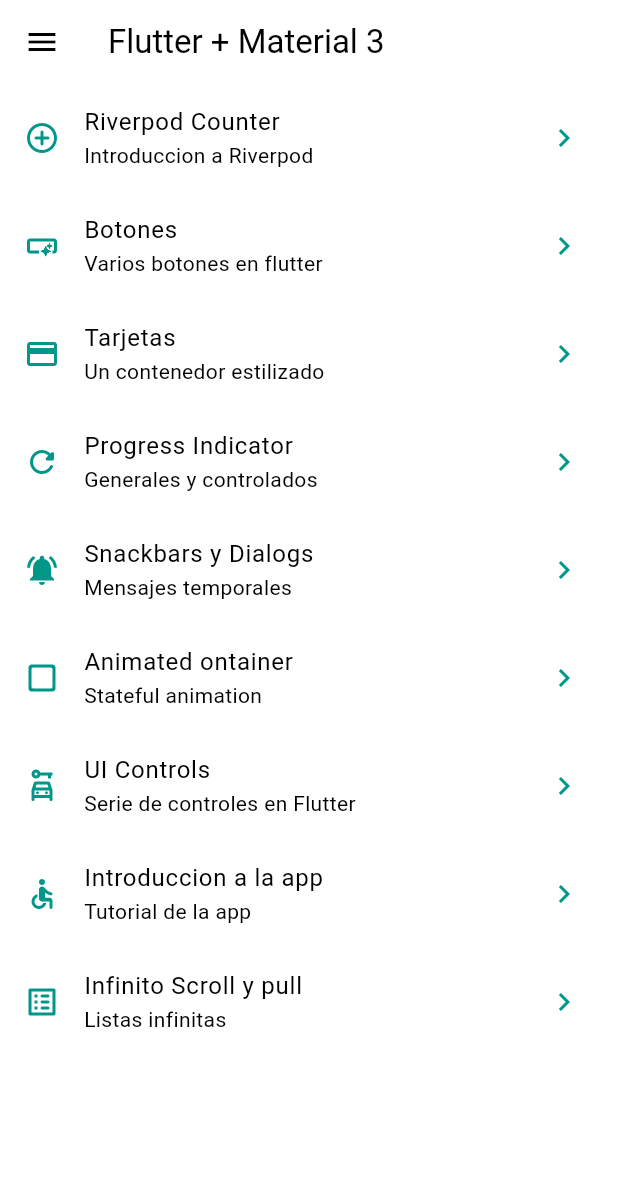
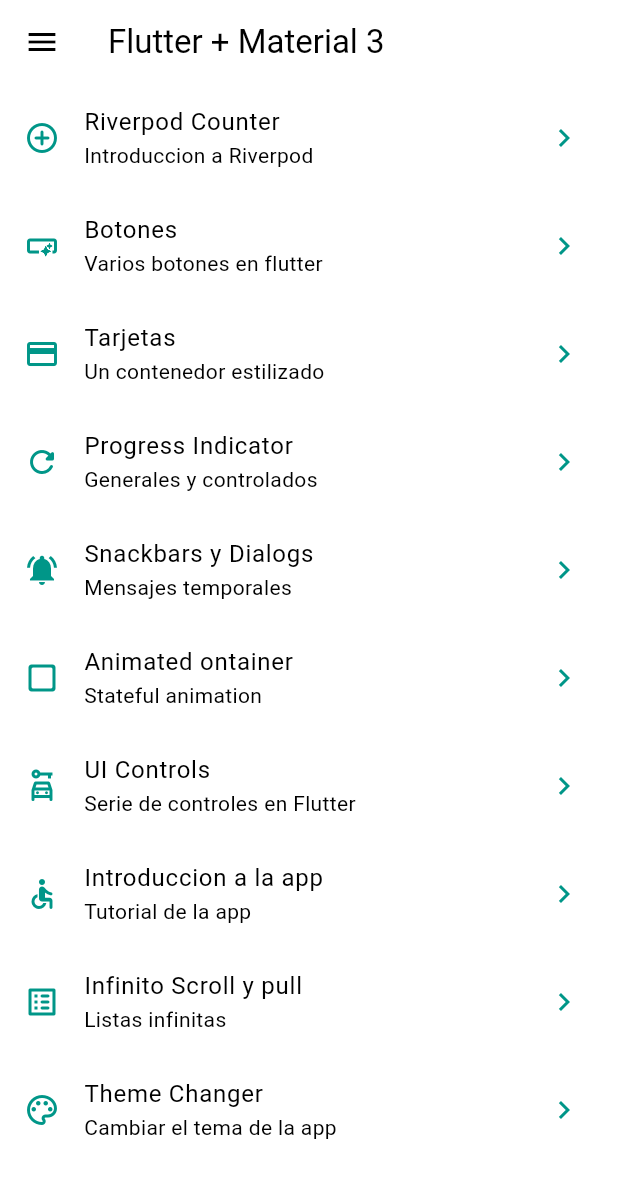
Before and after one commit to GustavoQuispeC/Widgets_App, a Flutter app: the screen it shows after launch, on a phone screen of 412 x 824 dp. Shown: the top 1178 px of the screen. Run offline on Flutter 3.47's test engine with Material 3 defaults, Android fonts, the phone set to English and light mode, and no system bars; our stand-ins replace animate_do, flutter_riverpod, go_router.

Commit message:
implementando tema

```diff
--- a/lib/config/menu/menu_items.dart
+++ b/lib/config/menu/menu_items.dart
@@ -59,4 +59,9 @@ const appMenuItems = <MenuItem>[
       subtitle: 'Listas infinitas',
       link: '/infinite',
       icon: Icons.list_alt_rounded),
+  MenuItem(
+      title: 'Theme Changer',
+      subtitle: 'Cambiar el tema de la app',
+      link: '/theme-changer',
+      icon: Icons.color_lens_outlined),
 ];
--- a/lib/config/router/app_router.dart
+++ b/lib/config/router/app_router.dart
@@ -46,4 +46,9 @@ final appRouter = GoRouter(initialLocation: '/', routes: [
     name: InfiniteScrollScreen.name,
     builder: (context, state) => const InfiniteScrollScreen(),
   ),
+  GoRoute(
+    path: '/theme-changer',
+    name: ThemeChangerScreen.name,
+    builder: (context, state) => const ThemeChangerScreen(),
+  ),
 ]);
--- a/lib/config/theme/app_theme.dart
+++ b/lib/config/theme/app_theme.dart
@@ -1,6 +1,5 @@
 import 'package:flutter/material.dart';
 
-class AppTheme {
 final colorList = <Color>[
   Colors.red,
   Colors.green,
@@ -19,6 +18,7 @@ class AppTheme {
   Colors.blueGrey,
 ];
 
+class AppTheme {
   final int selectedColor;
 
   AppTheme({this.selectedColor = 0})
--- a/lib/presentation/providers/theme_provider.dart
+++ b/lib/presentation/providers/theme_provider.dart
@@ -1,3 +1,7 @@
 import 'package:flutter_riverpod/flutter_riverpod.dart';
+import 'package:widgets_app/config/theme/app_theme.dart';
 
 final isDarkModeProvider = StateProvider((ref) => false);
+
+//Listado de colores inmutables
+final colorListProvider = Provider((ref) => colorList);
--- a/lib/presentation/screens/screens.dart
+++ b/lib/presentation/screens/screens.dart
@@ -1,5 +1,3 @@
-
-
 export 'package:widgets_app/presentation/screens/animated/animated_screen.dart';
 export 'package:widgets_app/presentation/screens/app_tutorial/app_tutorial_screen.dart';
 export 'package:widgets_app/presentation/screens/buttons/buttons_screen.dart';
@@ -10,3 +8,4 @@ export 'package:widgets_app/presentation/screens/infinite_scroll/infinite_scroll
 export 'package:widgets_app/presentation/screens/progress/progress_screen.dart';
 export 'package:widgets_app/presentation/screens/snackbar/snackbar_screen.dart';
 export 'package:widgets_app/presentation/screens/ui_controls/ui_controls_screen.dart';
+export 'package:widgets_app/presentation/screens/theme_changer/theme_changer_screen.dart';
```
Also changed, not shown: lib/presentation/screens/theme_changer/theme_changer_screen.dart (added, +55 -0 lines). Lines whose indentation alone changed are shown as unchanged.
